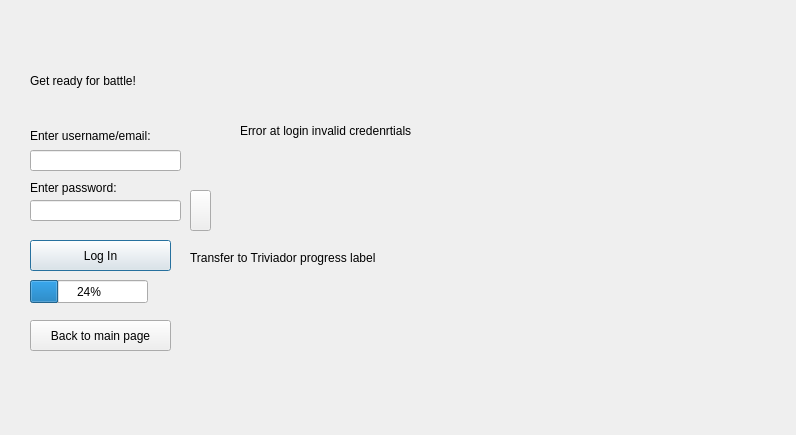
Before: the Qt Designer form Triviador/Triviador/Login.ui in AndreiAndreea/TriviadorMCpp, drawn with Qt 5.
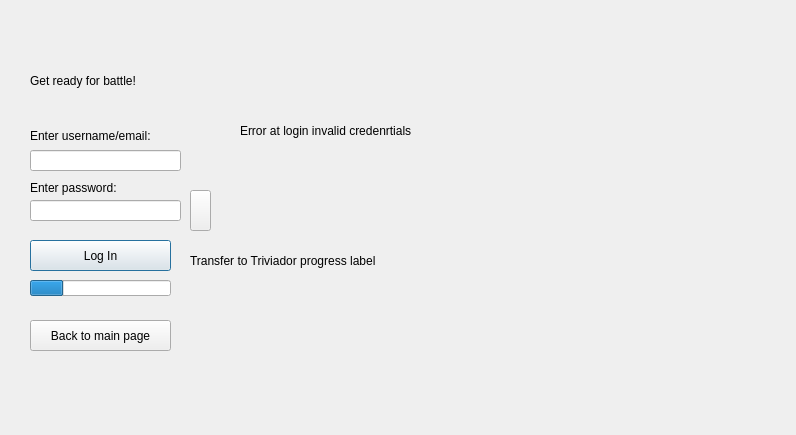
After: the same form once the commit is applied.

Commit message: Fixed minor bugs regarding the advantages buttons the player has and also added bools in the Player class to keep track if the player has used his advantage or not.

Patch:
```diff
--- a/Triviador/Triviador/Login.ui
+++ b/Triviador/Triviador/Login.ui
@@ -138,26 +138,35 @@
     <rect>
      <x>30</x>
      <y>280</y>
-     <width>118</width>
-     <height>23</height>
+     <width>141</width>
+     <height>16</height>
     </rect>
    </property>
    <property name="value">
     <number>24</number>
    </property>
+   <property name="textVisible">
+    <bool>false</bool>
+   </property>
   </widget>
   <widget class="QLabel" name="transferToTriviadorProgressLabel">
    <property name="geometry">
     <rect>
      <x>190</x>
-     <y>250</y>
-     <width>581</width>
-     <height>16</height>
+     <y>230</y>
+     <width>251</width>
+     <height>61</height>
     </rect>
    </property>
    <property name="text">
     <string>Transfer to Triviador progress label</string>
    </property>
+   <property name="alignment">
+    <set>Qt::AlignLeading|Qt::AlignLeft|Qt::AlignVCenter</set>
+   </property>
+   <property name="wordWrap">
+    <bool>true</bool>
+   </property>
   </widget>
  </widget>
  <resources/>
```
The commit also changes 4 other files.
